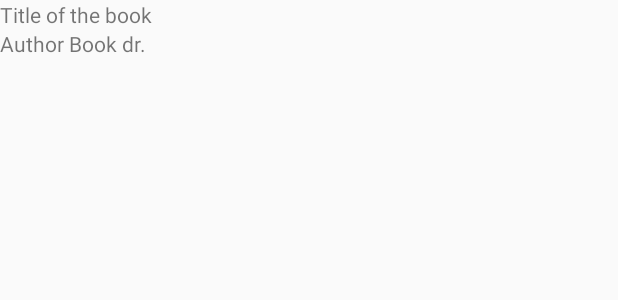
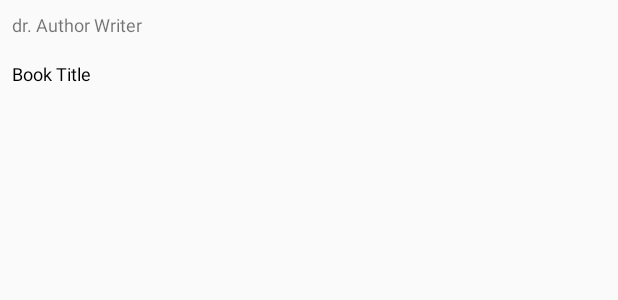
Before and after one commit to davidfabian/BookSearch, an Android app: the layout list_item.xml on its own in the app's theme, with its tools: preview values and no code run, on a phone screen of 412 x 824 dp. Shown: the top 300 px of the screen. Run offline under Robolectric (Android 15) with nearby library versions, the phone set to English and light mode, and no system bars.

```diff
--- a/app/src/main/java/com/example/d/booksearch/MainActivity.java
+++ b/app/src/main/java/com/example/d/booksearch/MainActivity.java
@@ -12,7 +12,7 @@ public class MainActivity extends AppCompatActivity {
 
     private static final String LOG_TAG = MainActivity.class.getName();
     private static final String GBAPI_BASE_URL = "https://www.googleapis.com/books/v1/volumes?q=";
-    private static final String GBAPI_FINAL_URL = "&maxResults=10";
+    private static final String GBAPI_FINAL_URL = "&maxResults=40";
     // magyar&maxResults=10"
 
     @Override
@@ -61,8 +61,7 @@ public class MainActivity extends AppCompatActivity {
     }
 
     public String UrlCreator() {
-        String urlString = GBAPI_BASE_URL + SearchTerm() + GBAPI_FINAL_URL;
-        return urlString;
+        return GBAPI_BASE_URL + SearchTerm().trim() + GBAPI_FINAL_URL;
     }
 
     public void CallIntent() {
--- a/app/src/main/res/layout/list_item.xml
+++ b/app/src/main/res/layout/list_item.xml
@@ -8,13 +8,12 @@
 
     <TextView
         android:id="@+id/title_textview"
-        android:layout_width="match_parent"
-        android:layout_height="wrap_content"
-        tools:text="Title of the book" />
+        style="@style/bookdisplay"
+        tools:text="dr. Author Writer" />
 
     <TextView
         android:id="@+id/author_textview"
-        android:layout_width="match_parent"
-        android:layout_height="wrap_content"
-        tools:text="Author Book dr." />
+        style="@style/bookdisplay"
+        android:textColor="@android:color/black"
+        tools:text="Book Title" />
 </LinearLayout>
--- a/app/src/main/res/values/strings.xml
+++ b/app/src/main/res/values/strings.xml
@@ -4,6 +4,8 @@
     <string name="search_hint">Type your search term here.</string>
     <string name="no_author">No author info available</string>
     <string name="nointernet">No connection</string>
-    <string name="searchterm">iphone&amp;maxResults=10</string>
+    <string name="try_again">Oops!</string>
+    <string name="no_results">There are no books matching your search term.</string>
     <string name="no_search_term_error">Please enter search term.</string>
+    <string name="connecting">Connecting</string>
 </resources>
--- a/app/src/main/res/values/styles.xml
+++ b/app/src/main/res/values/styles.xml
@@ -8,4 +8,12 @@
         <item name="colorAccent">@color/colorAccent</item>
     </style>
 
+    <style name="bookdisplay">
+        <item name="android:layout_width">match_parent</item>
+        <item name="android:layout_height">wrap_content</item>
+        <item name="android:textSize">12sp</item>
+        <item name="android:paddingLeft">8dp</item>
+        <item name="android:paddingBottom">8dp</item>
+        <item name="android:paddingTop">8dp</item>
+    </style>
 </resources>
```
Also changed, not shown: app/src/main/java/com/example/d/booksearch/QueryUtils.java (+11 -15 lines), app/src/main/java/com/example/d/booksearch/VolumeActivity.java (+11 -9 lines), app/src/main/res/layout/volume_list.xml (+24 -4 lines).
